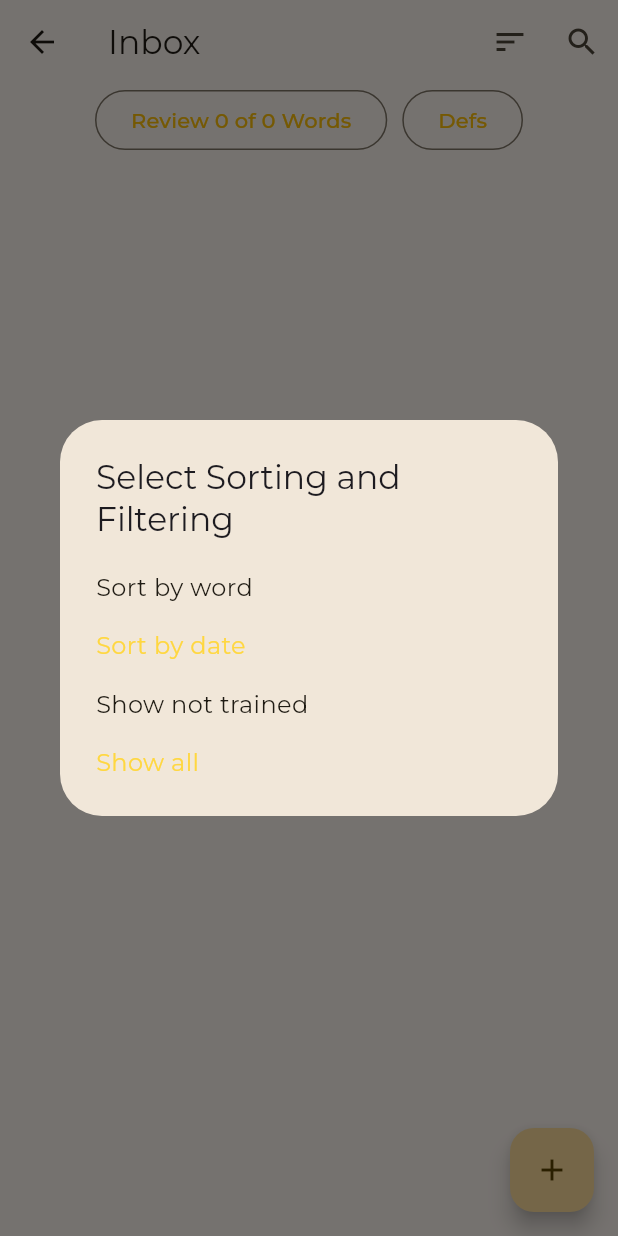
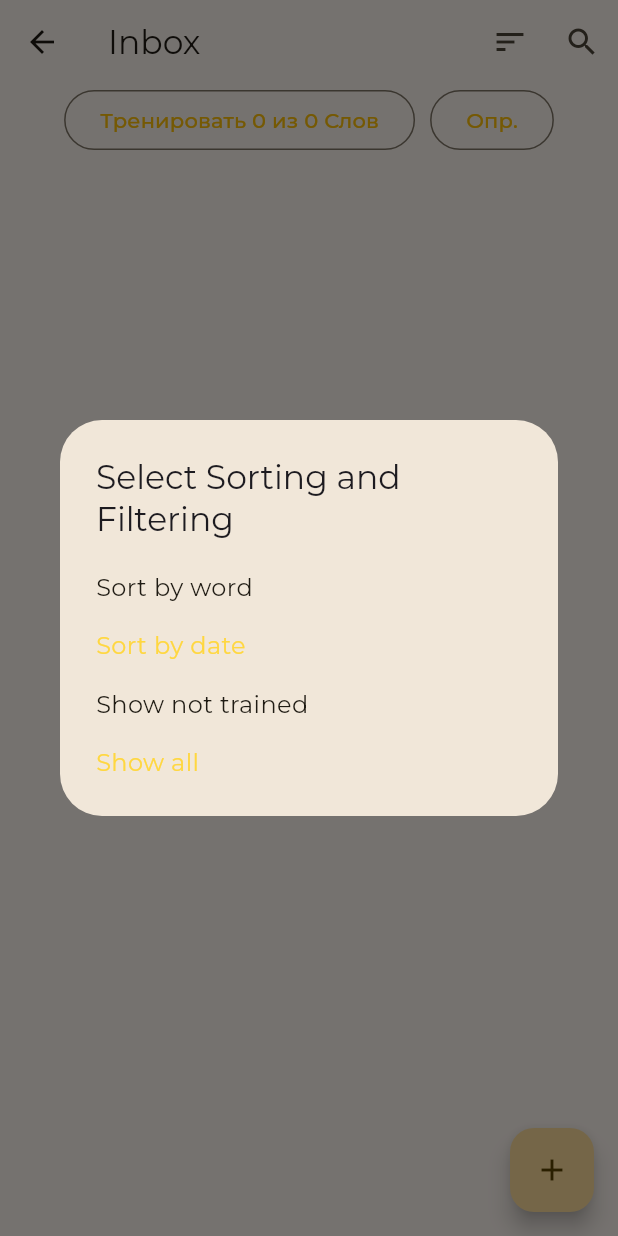
Before and after one commit to iowise/flutter_english_words, a Flutter app: the WordsPage screen opened by its route, after a tap on the "sort" icon, on a phone screen of 412 x 824 dp. Run offline on Flutter 3.47's test engine with Material 3 defaults, Android fonts, the phone set to English and light mode, and no system bars; our stand-ins replace bloc, cloud_firestore, cloud_functions, equatable, firebase_auth, firebase_core and 12 more; missing offline and left inert: mutex; accounts and stored records are empty; generated files the repository leaves out were written again.

Commit message:
Add Russian and English localizations

```diff
--- a/lib/components/LabelsInput.dart
+++ b/lib/components/LabelsInput.dart
@@ -1,6 +1,7 @@
 import 'package:equatable/equatable.dart';
 import 'package:flutter/material.dart';
 import 'package:flutter_typeahead/flutter_typeahead.dart';
+import 'package:word_trainer/l10n/app_localizations.dart';
 
 @immutable
 class Label extends Equatable {
@@ -59,6 +60,7 @@ class _LabelsInputState extends State<LabelsInput> {
 
   @override
   Widget build(BuildContext context) {
+    final localization = AppLocalizations.of(context)!;
     return Padding(
       padding: const EdgeInsets.fromLTRB(0, 0, 0, 4.0),
       child: Column(
@@ -72,7 +74,7 @@ class _LabelsInputState extends State<LabelsInput> {
             ) => TextField(
               focusNode: focusNode,
               controller: controller,
-              decoration: const InputDecoration(filled: true, labelText: 'Labels'),
+              decoration: InputDecoration(filled: true, labelText: localization.editEnterLabels),
             ),
             controller: this._typeAheadController,
             suggestionsCallback: findSuggestions,
--- a/lib/components/ReviewButton.dart
+++ b/lib/components/ReviewButton.dart
@@ -1,4 +1,5 @@
 import 'package:flutter/material.dart';
+import 'package:word_trainer/l10n/app_localizations.dart';
 import '../models/SpaceRepetitionScheduler.dart';
 import '../models/repositories/WordEntryRepository.dart';
 
@@ -15,8 +16,9 @@ class ReviewButton extends StatelessWidget {
         Padding(
           padding: EdgeInsets.symmetric(horizontal: 5),
           child: OutlinedButton(
-            child: Text(
-                "Review ${wordsToTrain(wordsToReview)} of ${wordsToReview.length} Words"),
+            child: Text(AppLocalizations.of(context)!.reviewNofMWords(
+              wordsToTrain(wordsToReview), wordsToReview.length,
+            )),
             onPressed: () {
               pushTrainingScreen(context, '/train/word/translation/', wordsToReview);
             },
@@ -25,7 +27,7 @@ class ReviewButton extends StatelessWidget {
         Padding(
           padding: EdgeInsets.symmetric(horizontal: 5),
           child: OutlinedButton(
-            child: Text("Defs"),
+            child: Text(AppLocalizations.of(context)!.definitionsTraining),
             onPressed: () {
               final withDefinitions = wordsToReview.where((element) => element.definition.isNotEmpty).toList();
               pushTrainingScreen(context, '/train/word/definition/', withDefinitions);
@@ -38,8 +40,7 @@ class ReviewButton extends StatelessWidget {
 
   void pushTrainingScreen(BuildContext context, String path, List<WordEntry> words) {
     if (words.isNotEmpty) {
-      Navigator.pushNamed(context, path,
-          arguments: limitWordsToTrain(words));
+      Navigator.pushNamed(context, path, arguments: limitWordsToTrain(words));
     }
   }
 }
--- a/lib/components/Search.dart
+++ b/lib/components/Search.dart
@@ -1,5 +1,6 @@
 import 'package:flutter/material.dart';
 import 'package:flutter_bloc/flutter_bloc.dart';
+import 'package:word_trainer/l10n/app_localizations.dart';
 
 import '../models/blocs/WordEntryCubit.dart';
 import '../models/repositories/WordEntryRepository.dart';
@@ -50,7 +51,7 @@ class CustomSearchDelegate extends SearchDelegate {
   Widget buildResults(BuildContext context) {
     final filtered = filterWords(bloc.state.allWords);
     if (filtered.isEmpty) {
-      return Center(child: Text('Nothing is found'));
+      return Center(child: Text(AppLocalizations.of(context)!.nothingIsFound));
     }
     return WordList(words: filtered);
   }
@@ -59,8 +60,7 @@ class CustomSearchDelegate extends SearchDelegate {
   Widget buildSuggestions(BuildContext context) => buildResults(context);
 
   List<WordEntry> filterWords(List<WordEntry> data) => data
-      .where((element) =>
-  element.word.contains(query) ||
+      .where((element) => element.word.contains(query) ||
       element.translation.contains(query) ||
       element.definition.contains(query))
       .toList();
--- a/lib/components/ToReviewPanel.dart
+++ b/lib/components/ToReviewPanel.dart
@@ -1,4 +1,5 @@
 import 'package:flutter/material.dart';
+import 'package:word_trainer/l10n/app_localizations.dart';
 import '../models/blocs/WordEntryCubit.dart';
 import '../models/repositories/TrainLogRepository.dart';
 
@@ -41,7 +42,7 @@ class ToReviewPanel extends StatelessWidget {
               ),
             ),
             Text(
-              "Today Trained: ${trainedStatistic(todayTrained)}",
+              AppLocalizations.of(context)!.todayTrained(trainedStatistic(todayTrained)),
               textAlign: TextAlign.left,
               style: Theme.of(context)
                   .textTheme
--- a/lib/components/WordContextTextFormField.dart
+++ b/lib/components/WordContextTextFormField.dart
@@ -1,4 +1,5 @@
 import 'package:flutter/material.dart';
+import '../l10n/app_localizations.dart';
 import '../models/tranlsatorsAndDictionaries/reverso.dart';
 import '../models/tranlsatorsAndDictionaries/translatorsAndDictionaries.dart';
 
@@ -17,13 +18,14 @@ class WordContextTextFormField extends StatelessWidget {
 
   @override
   Widget build(BuildContext context) {
+    final localization = AppLocalizations.of(context)!;
     return TextFormField(
       controller: controller,
       maxLines: null,
       decoration: InputDecoration(
           filled: true,
-          hintText: 'Enter a context...',
-          labelText: 'Context',
+          hintText: localization.editEnterContextHint,
+          labelText: localization.editEnterContextLabel,
           suffixIcon: IconButton(
             icon: Icon(Icons.sync),
             onPressed: () async {
--- a/lib/components/WordEntryForm.dart
+++ b/lib/components/WordEntryForm.dart
@@ -1,4 +1,5 @@
 import 'package:flutter/material.dart';
+import '../l10n/app_localizations.dart';
 import '../models/tranlsatorsAndDictionaries/translatorsAndDictionaries.dart';
 import '../components/TranslationTextInput.dart';
 import './LabelsInput.dart';
@@ -32,6 +33,7 @@ class _WordEntryFormState extends State<WordEntryForm> {
 
   @override
   Widget build(BuildContext context) {
+    final localization = AppLocalizations.of(context)!;
     return Form(
       key: _formKey,
       child: Align(
@@ -49,8 +51,8 @@ class _WordEntryFormState extends State<WordEntryForm> {
                   autofocus: true,
                   decoration: InputDecoration(
                     filled: true,
-                    hintText: 'Enter a word...',
-                    labelText: 'Word',
+                    hintText: localization.editEnterWordHint,
+                    labelText: localization.editEnterWordLabel,
                     suffixIcon: IconButton(
                       icon: Icon(Icons.rocket_launch),
                       onPressed: () => callOpenAI(),
@@ -67,8 +69,8 @@ class _WordEntryFormState extends State<WordEntryForm> {
                   word: widget.entry.word,
                   decoration: InputDecoration(
                     filled: true,
-                    hintText: 'Enter a translation...',
-                    labelText: 'Translation',
+                    hintText: localization.editEnterTranslationHint,
+                    labelText: localization.editEnterTranslationLabel,
                   ),
                   onChange: (value) {
                     widget.entry.translation = value.breakSpaces;
@@ -85,8 +87,8 @@ class _WordEntryFormState extends State<WordEntryForm> {
                   word: widget.entry.word,
                   decoration: InputDecoration(
                     filled: true,
-                    hintText: 'Enter a definition...',
-                    labelText: 'Definition',
+                    hintText: localization.editEnterDefinitionHint,
+                    labelText: localization.editEnterDefinitionLabel,
                   ),
                   onChange: (value) {
                     widget.entry.definition = value.breakSpaces;
@@ -112,8 +114,8 @@ class _WordEntryFormState extends State<WordEntryForm> {
                   controller: wordSynonymsController,
                   decoration: InputDecoration(
                     filled: true,
-                    hintText: 'Enter a synonyms...',
-                    labelText: 'Synonyms',
+                    hintText: localization.editEnterSynonymsHint,
+                    labelText: localization.editEnterSynonymsLabel,
                   ),
                   onChanged: (value) {
                     setState(() {
@@ -125,8 +127,8 @@ class _WordEntryFormState extends State<WordEntryForm> {
                   controller: wordAntonymsController,
                   decoration: InputDecoration(
                     filled: true,
-                    hintText: 'Enter a antonyms...',
-                    labelText: 'Antonyms',
+                    hintText: localization.editEnterAntonymsHint,
+                    labelText: localization.editEnterAntonymsLabel,
                   ),
                   onChanged: (value) {
                     setState(() {
--- a/lib/components/WordList.dart
+++ b/lib/components/WordList.dart
@@ -1,4 +1,5 @@
 import 'package:flutter/material.dart';
+import 'package:word_trainer/l10n/app_localizations.dart';
 import 'package:word_trainer/pages/WordDetails.dart';
 import '../models/repositories/WordEntryRepository.dart';
 
@@ -10,7 +11,7 @@ class WordList extends StatelessWidget {
   @override
   Widget build(BuildContext context) {
     if (words.length == 0) {
-      return Center(child: Text("Please enter a new word"));
+      return Center(child: Text(AppLocalizations.of(context)!.trainingEnterNewWord));
     }
     return ListView.builder(
       padding: const EdgeInsets.all(16.0),
--- a/lib/main.dart
+++ b/lib/main.dart
@@ -9,7 +9,7 @@ import './pages/Words.dart';
 import './pages/WordDetails.dart';
 import './pages/WordTrain.dart';
 import './di.dart';
-import 'l10n/app_localizations.dart';
+import './l10n/app_localizations.dart';
 
 void main() async {
   // await dotenv.load(fileName: ".env");
@@ -47,23 +47,22 @@ class MyApp extends StatelessWidget {
         ),
       ),
       routes: <String, WidgetBuilder>{
-        '/': (BuildContext context) =>
-            SplashScreen(builder: () => LabelsPage()),
-        '/train/word/translation/': (BuildContext context) => TrainPage(
-              title: 'Train a word',
+        '/': (BuildContext context) => SplashScreen(builder: () => LabelsPage()),
+        '/train/word/translation/': (BuildContext context) =>  TrainPage(
+          title: AppLocalizations.of(context)!.pagesTrain,
           hintType: HintTypes.translation,
         ),
         '/train/word/definition/': (BuildContext context) => TrainPage(
-              title: 'Train a word',
+          title: AppLocalizations.of(context)!.pagesTrain,
           hintType: HintTypes.definition,
         ),
         '/train/sentence': (BuildContext context) => EnterSentenceTrainPage(),
         '/words/': (BuildContext context) => WordsPage(),
         '/labels/': (BuildContext context) => LabelsPage(),
         '/word/create': (BuildContext context) =>
-            WordDetails(title: 'Enter a word'),
+            WordDetails(title: AppLocalizations.of(context)!.pagesEnterWord),
         '/word/edit': (BuildContext context) =>
-            WordDetails(title: 'Edit a word'),
+            WordDetails(title: AppLocalizations.of(context)!.pagesEnterWord),
       },
     );
   }
--- a/lib/pages/Labels.dart
+++ b/lib/pages/Labels.dart
@@ -3,6 +3,7 @@ import 'dart:math';
 import 'package:flutter/material.dart';
 import 'package:flutter_bloc/flutter_bloc.dart';
 import 'package:get_it/get_it.dart';
+import 'package:word_trainer/l10n/app_localizations.dart';
 import '../components/LabelList.dart';
 import '../components/Search.dart';
 import '../components/ToReviewPanel.dart';
@@ -45,7 +46,7 @@ class _LabelsPageState extends State<LabelsPage> {
     return scaffoldWrapper(
       Scaffold(
         appBar: AppBar(
-            title: Text("Labels"),
+          title: Text(AppLocalizations.of(context)!.labelsTitle),
           backgroundColor: Theme.of(context).colorScheme.primary,
           actions: <Widget>[SearchButton()],
         ),
@@ -61,7 +62,8 @@ class _LabelsPageState extends State<LabelsPage> {
                   WordDetailsArguments(label: state.selectedLabel)),
             );
           },
-          )),
+        ),
+      ),
     );
   }
 
--- a/lib/pages/SentenceTrain.dart
+++ b/lib/pages/SentenceTrain.dart
@@ -2,6 +2,7 @@ import 'dart:math';
 
 import 'package:flutter/material.dart';
 import 'package:get_it/get_it.dart';
+import 'package:word_trainer/l10n/app_localizations.dart';
 import '../components/TrainCard.dart';
 import '../models/repositories/WordEntryRepository.dart';
 
@@ -55,12 +56,13 @@ class _EnterSentenceTrainPageState extends State<EnterSentenceTrainPage> {
   Widget build(BuildContext context) {
     return Scaffold(
       appBar: AppBar(
-        title: Text("Enter a Sentence"),
+        title: Text(AppLocalizations.of(context)!.trainingEnterSentence),
       ),
       body: Center(
-          child: wordsToLearn == null
-              ? CircularProgressIndicator()
-              : buildTraining()),
+        child: wordsToLearn == null
+            ? CircularProgressIndicator()
+            : buildTraining(),
+      ),
       floatingActionButton: FloatingActionButton(
         tooltip: 'Check',
         child: Icon(isCheck ? Icons.chevron_right : Icons.check),
@@ -111,7 +113,7 @@ class TrainSentence extends StatelessWidget {
             style: Theme.of(context).textTheme.headlineSmall,
             decoration: InputDecoration(
               filled: true,
-              hintText: isCheck ? "" : 'Enter a sentence...',
+              hintText: isCheck ? "" : AppLocalizations.of(context)!.trainingEnterSentenceEllipsis,
             ),
             onFieldSubmitted: (_) {
               onSubmit();
--- a/lib/pages/Words.dart
+++ b/lib/pages/Words.dart
@@ -1,6 +1,7 @@
 import 'package:flutter/material.dart';
 import 'package:flutter_bloc/flutter_bloc.dart';
 import 'package:get_it/get_it.dart';
+import 'package:word_trainer/l10n/app_localizations.dart';
 import '../components/Search.dart';
 import '../models/SpaceRepetitionScheduler.dart';
 import '../models/repositories/WordEntryRepository.dart';
@@ -65,7 +66,11 @@ class _WordsPageState extends State<WordsPage> {
               SearchButton(),
             ],
           ),
-          body: Center(child: _buildList()),
+          body: Localizations.override(
+              context: context,
+              locale: const Locale('ru'),
+              child: Center(child: _buildList()),
+          ),
           floatingActionButton: BlocBuilder<WordEntryCubit, WordEntryListState>(
             builder: (context, state) => FloatingActionButton(
               tooltip: 'Add a word',
@@ -129,28 +134,29 @@ class _WordsPageState extends State<WordsPage> {
       },
     );
     final state = bloc.state;
+    final localization = AppLocalizations.of(context)!;
     showDialog(
       context: context,
       builder: (BuildContext context) => SimpleDialog(
-        title: const Text('Select Sorting and Filtering'),
+        title: Text(localization.sortingSelectSortingAndFiltering),
         children: <Widget>[
           makeOption(
-            text: 'Sort by word',
+            text: localization.sortingSortWord,
             option: Sorting.byWord,
             current: state.sorting,
           ),
           makeOption(
-            text: 'Sort by date',
+            text: localization.sortingSortDate,
             option: Sorting.byDate,
             current: state.sorting,
           ),
           makeOption(
-            text: 'Show not trained',
+            text: localization.sortingShowNotTrained,
             option: Filtering.unTrained,
             current: state.filtering,
           ),
           makeOption(
-            text: 'Show all',
+            text: localization.sortingShowAll,
             option: Filtering.all,
             current: state.filtering,
           ),
```
Also changed, not shown: lib/components/Drawer.dart (+13 -11 lines), lib/components/Train.dart (+9 -6 lines), lib/components/TrainCard.dart (+6 -4 lines), lib/l10n/app_en.arb (+93 -4 lines), lib/l10n/app_ru.arb (+91 -1 lines), lib/pages/WordDetails.dart (+15 -9 lines), 1 other file. Lines whose indentation alone changed are shown as unchanged.
